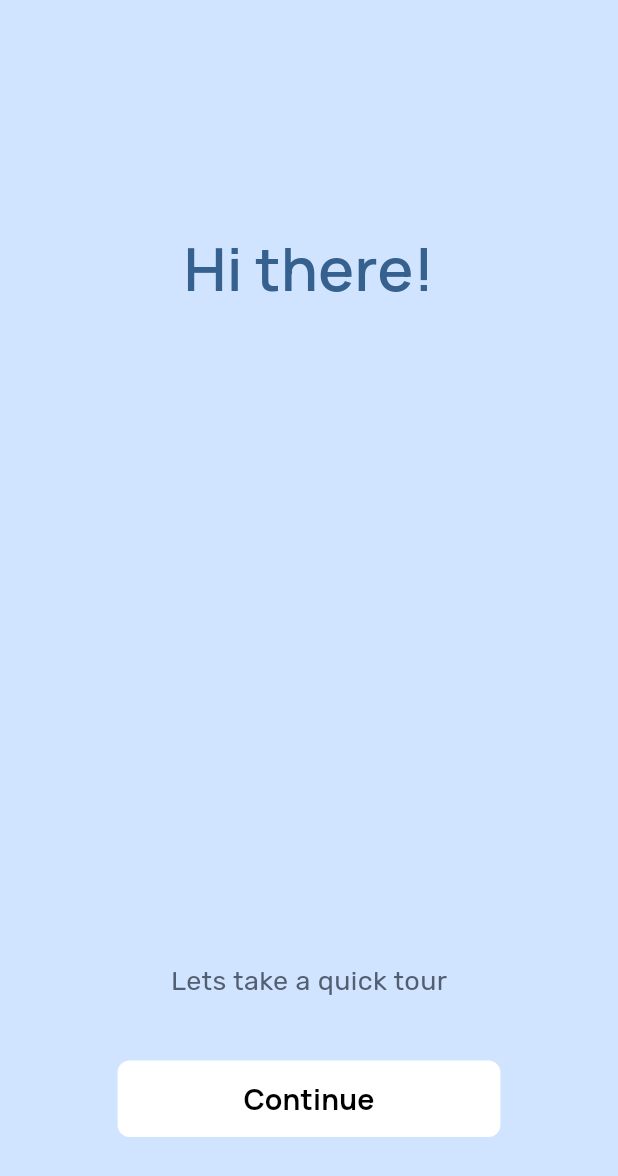
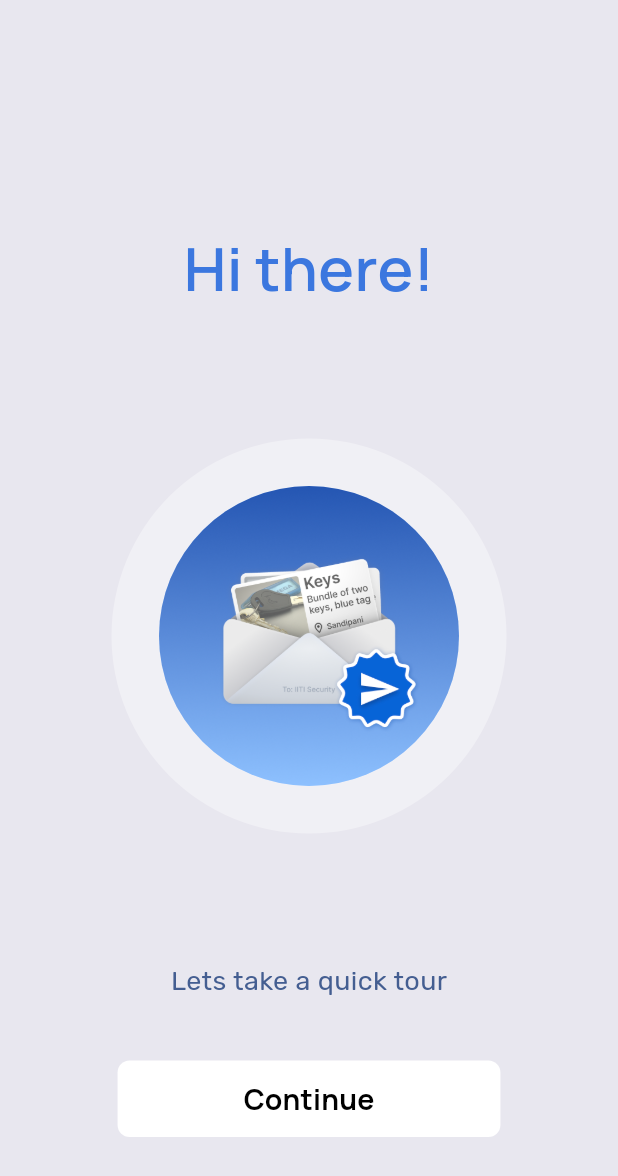
Before and after one commit to darrylad/LoFo, a Flutter app: the HiThere screen opened directly, on a phone screen of 412 x 824 dp. Shown: the top 1176 px of the screen. Run offline on Flutter 3.47's test engine with Material 3 defaults, Android fonts, the phone set to English and light mode, and no system bars; our stand-ins replace camera, cloud_firestore, firebase_auth, firebase_core, firebase_messaging, firebase_remote_config and 7 more; accounts and stored records are empty; generated files the repository leaves out were written again.

Commit message:
designed app icon and notification icon

```diff
--- a/lib/onboarding/hi_there.dart
+++ b/lib/onboarding/hi_there.dart
@@ -11,7 +11,8 @@ class HiThere extends StatelessWidget {
   @override
   Widget build(BuildContext context) {
     return Scaffold(
-      backgroundColor: themeData.colorScheme.primaryContainer,
+      backgroundColor: ColorScheme.fromSeed(seedColor: Colors.blueAccent)
+          .surfaceContainerHigh,
       body: Center(
         child: Column(
           mainAxisAlignment: MainAxisAlignment.center,
@@ -21,12 +22,31 @@ class HiThere extends StatelessWidget {
             const SizedBox(height: 150),
             Text("Hi there!",
                 style: themeData.textTheme.titleMedium
-                    ?.copyWith(color: themeData.colorScheme.primary)),
-            const Expanded(child: SizedBox()),
+                    ?.copyWith(color: const Color.fromARGB(255, 59, 119, 223))),
+            Expanded(
+                child: Center(
+                    child: RippleEffect(
+              size: 300,
+              widsize: 200,
+              color: Colors.white,
+              child: Container(
+                height: 200,
+                width: 200,
+                decoration: BoxDecoration(
+                  borderRadius: BorderRadius.circular(100),
+                  color: themeData.colorScheme.primaryContainer,
+                  image: const DecorationImage(
+                    image: AssetImage("assets/icons/icon.png"),
+                    fit: BoxFit.cover,
+                  ),
+                ),
+              ),
+            ))),
             Text(
               "Lets take a quick tour",
               style: themeData.textTheme.bodyLarge?.copyWith(
-                color: themeData.colorScheme.secondary,
+                color:
+                    ColorScheme.fromSeed(seedColor: Colors.blueAccent).primary,
               ),
             ),
             const SizedBox(height: 40),
@@ -57,3 +77,71 @@ class HiThere extends StatelessWidget {
     );
   }
 }
+
+class RippleEffect extends StatefulWidget {
+  final double size;
+  final double widsize;
+  final Widget child;
+  final Color color;
+
+  const RippleEffect({
+    super.key,
+    required this.size,
+    required this.child,
+    required this.widsize,
+    required this.color,
+  });
+
+  @override
+  State<RippleEffect> createState() => _RippleEffectState();
+}
+
+class _RippleEffectState extends State<RippleEffect>
+    with SingleTickerProviderStateMixin {
+  late AnimationController _controller;
+
+  @override
+  void initState() {
+    super.initState();
+    _controller = AnimationController(
+      vsync: this,
+      duration: const Duration(seconds: 3),
+    )..repeat(); // Repeat the animation indefinitely
+  }
+
+  @override
+  void dispose() {
+    _controller.dispose(); // Dispose of the controller when done
+    super.dispose();
+  }
+
+  @override
+  Widget build(BuildContext context) {
+    return Stack(
+      alignment: Alignment.center,
+      children: [
+        // Ripple circle
+        AnimatedBuilder(
+          animation: _controller,
+          builder: (context, child) {
+            final double startSize = widget.widsize;
+            final double endSize = widget.size;
+            final double size =
+                startSize + (endSize - startSize) * _controller.value;
+
+            return Container(
+              width: size,
+              height: size,
+              decoration: BoxDecoration(
+                shape: BoxShape.circle,
+                color: widget.color.withOpacity(1 - _controller.value),
+              ),
+            );
+          },
+        ),
+        // Main container
+        widget.child,
+      ],
+    );
+  }
+}
--- a/lib/pages/login_page.dart
+++ b/lib/pages/login_page.dart
@@ -5,6 +5,7 @@ import 'package:lofo/backend/login_details.dart';
 import 'package:lofo/components/button.dart';
 import 'package:lofo/login_verification.dart';
 import 'package:lofo/main.dart';
+import 'package:lofo/onboarding/hi_there.dart';
 
 String? loginInformatoryText;
 String? loginButtonText;
@@ -112,7 +113,25 @@ class _LoginPageState extends State<LoginPage> {
             const Icon(Icons.account_circle_outlined),
             const SizedBox(height: 10),
             Text("Let's verify you", style: themeData.textTheme.titleMedium),
-            const Expanded(child: SizedBox(height: 50)),
+            Expanded(
+                child: Center(
+                    child: RippleEffect(
+              size: 300,
+              widsize: 200,
+              color: themeData.colorScheme.onPrimary,
+              child: Container(
+                height: 200,
+                width: 200,
+                decoration: BoxDecoration(
+                  borderRadius: BorderRadius.circular(100),
+                  color: themeData.colorScheme.primaryContainer,
+                  image: const DecorationImage(
+                    image: AssetImage("assets/icons/icon.png"),
+                    fit: BoxFit.cover,
+                  ),
+                ),
+              ),
+            ))),
             // Padding(
             //   padding: const EdgeInsets.symmetric(horizontal: 50.0),
             //   child: BasicTextBox(
--- a/lib/services/notification_service.dart
+++ b/lib/services/notification_service.dart
@@ -20,7 +20,7 @@ class NotificationService {
   void initLocalNotifications(
       BuildContext context, RemoteMessage message) async {
     var androidInitializationSettings =
-        const AndroidInitializationSettings('@mipmap/ic_launcher');
+        const AndroidInitializationSettings('@mipmap/ic_launcher_monochrome');
     var darwinInitializationSettings = const DarwinInitializationSettings();
 
     var initializationSettings = InitializationSettings(
```
Also changed, not shown: pubspec.yaml (+6 -2 lines), assets/icons/IMG_0836.jpeg (deleted), assets/icons/icon.png (added), assets/icons/mono.png (added), assets/logo/flullicon.png (added), assets/logo/ic_launcher_background.png (added), assets/logo/ic_launcher_foreground.png (added), pubspec.lock, 27 other files.
